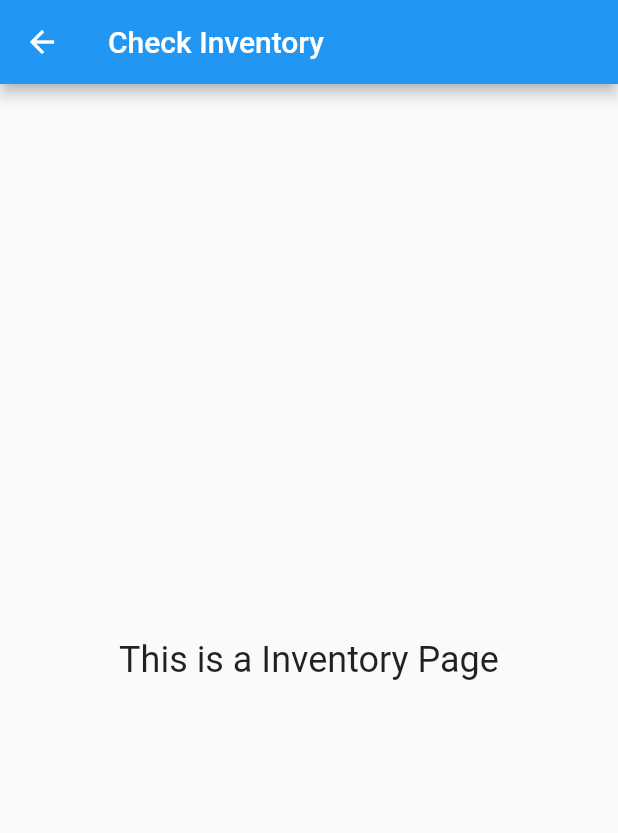
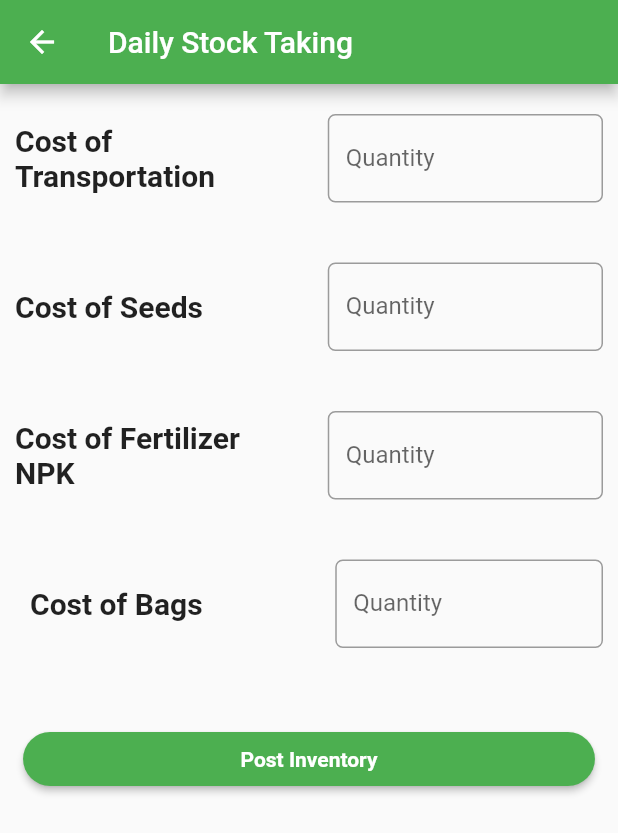
Before and after one commit to MagnificentRimsy/erg, a Flutter app: the InventoryPage screen opened directly, on a phone screen of 412 x 824 dp. Shown: the top 833 px of the screen. Run offline on Flutter 3.47's test engine with Material 2 defaults, Android fonts, the phone set to English and light mode, and no system bars; our stand-ins replace page_transition.

Commit message:
third commit

```diff
--- a/lib/InventoryPage.dart
+++ b/lib/InventoryPage.dart
@@ -10,14 +10,130 @@ void main() => runApp(
 
 
 class InventoryPage extends StatelessWidget {
+  final _minimumPadding = 5.0;
+
   @override
   Widget build(BuildContext context) {
     return Scaffold(
-      appBar: AppBar(title: Text('Check Inventory')),
-      body: Center(
-        child: Text(
-          'This is a Inventory Page',
-          style: TextStyle(fontSize: 24.0),
+      appBar: AppBar(title: Text('Daily Stock Taking'),
+      iconTheme: IconThemeData(color: Colors.white),
+      backgroundColor: Colors.green,
+      ),
+      body: Container(
+        child: ListView(
+          children: <Widget>[
+              //head
+              Padding(
+                padding: EdgeInsets.only(top: _minimumPadding * 4, bottom: 20, left: 10, right: 10),
+                child: Row(
+                children: <Widget>[
+                   Expanded(child:
+                    Text(
+                      'Cost of Transportation',
+                      style: TextStyle(fontSize: 20, fontWeight: FontWeight.bold, ),
+                      ),
+                  ),
+                  Container(width: 25,),
+                  Expanded(child: TextField(
+                    keyboardType: TextInputType.number,
+                    decoration: InputDecoration(
+                        labelText: 'Quantity',
+                        hintText: 'Enter Cost Quantity',
+                        border:OutlineInputBorder(borderRadius: BorderRadius.circular(5.0))
+                    ),
+                  )),
+
+
+                ],
+              )),
+
+              Padding(
+                padding: EdgeInsets.only(top:20, bottom: 20, left: 10, right: 10),
+                child: Row(
+                children: <Widget>[
+                   Expanded(child:
+                    Text(
+                      'Cost of Seeds',
+                      style: TextStyle(fontSize: 20, fontWeight: FontWeight.bold, ),
+                      ),
+                  ),
+                  Container(width: 25,),
+                  Expanded(child: TextField(
+                    keyboardType: TextInputType.number,
+                    decoration: InputDecoration(
+                        labelText: 'Quantity',
+                        hintText: 'Enter Cost Quantity',
+                        border:OutlineInputBorder(borderRadius: BorderRadius.circular(5.0))
+                    ),
+                  )),
+
+
+                ],
+              )),
+
+              Padding(
+                padding: EdgeInsets.only(top:20, bottom: 20, left: 10, right: 10),
+                child: Row(
+                children: <Widget>[
+                    Expanded(child:
+                    Text(
+                      'Cost of Fertilizer NPK',
+                      style: TextStyle(fontSize: 20, fontWeight: FontWeight.bold, ),
+                      ),
+                  ),
+                  Container(width: 25,),
+                  Expanded(child: TextField(
+                    keyboardType: TextInputType.number,
+                    decoration: InputDecoration(
+                        labelText: 'Quantity',
+                        hintText: 'Enter Cost Quantity',
+                        border:OutlineInputBorder(borderRadius: BorderRadius.circular(5.0))
+                    ),
+                  )),
+
+
+                ],
+              )),
+
+              Padding(
+                padding: EdgeInsets.only(top:20, bottom: 20, left: 20, right: 10),
+                child: Row(
+                children: <Widget>[
+                  Expanded(child:
+                    Text(
+                      'Cost of Bags',
+                      style: TextStyle(fontSize: 20, fontWeight: FontWeight.bold, ),
+                      ),
+                  ),
+                  Container(width: 25,),
+                  Expanded(child: TextField(
+                    keyboardType: TextInputType.number,
+                    decoration: InputDecoration(
+                        labelText: 'Quantity',
+                        hintText: 'Enter Cost Quantity',
+                        border:OutlineInputBorder(borderRadius: BorderRadius.circular(5.0))
+                    ),
+                  )),
+                ],
+              )),
+              SizedBox(height: 30,),
+                  Container(
+                    child: Center(
+                      child: RaisedButton(
+                        padding: EdgeInsets.fromLTRB(145, 10, 145, 10),
+                        color: Colors.green,
+                        child: Text("Post Inventory", style: TextStyle(color: Colors.white, fontWeight: FontWeight.bold, fontSize: 14), ),
+                        onPressed: () {
+                          Navigator.of(context).push(MaterialPageRoute(builder: (context) => InventoryPage()));
+                        },
+                        shape: RoundedRectangleBorder(
+                        borderRadius: BorderRadius.circular(50),
+                      ),
+                      ),
+                    ),
+                  ),
+
+          ],
         ),
       ),
     );
--- a/lib/LoginPage.dart
+++ b/lib/LoginPage.dart
@@ -14,7 +14,7 @@ class LoginPage extends StatelessWidget {
     return Scaffold(
       backgroundColor: Colors.white,
       body: Container(
-        child: Column(
+        child: ListView(
           children: <Widget>[
             Container(
               height: 250,
@@ -78,6 +78,7 @@ class LoginPage extends StatelessWidget {
                           )
                         ]
                     ),
+
                     child: Column(
                       children: <Widget>[
                         Container(
@@ -85,7 +86,7 @@ class LoginPage extends StatelessWidget {
                           decoration: BoxDecoration(
                               border: Border(bottom: BorderSide(color: Colors.grey[100]))
                           ),
-                          child: TextField(
+                           child: TextField(
                             decoration: InputDecoration(
                                 border: InputBorder.none,
                                 hintText: "example@mail.com",
@@ -94,8 +95,6 @@ class LoginPage extends StatelessWidget {
                           ),
 
                         ),
-
-
                         Container(
                           padding: EdgeInsets.all(8.0),
                           child: TextField(
@@ -111,14 +110,11 @@ class LoginPage extends StatelessWidget {
                   ),
                   SizedBox(height: 30,),
                   Container(
-
-
                     child: Center(
                       child: RaisedButton(
                         padding: EdgeInsets.fromLTRB(145, 10, 145, 10),
                         color: Colors.green,
                         child: Text("Login", style: TextStyle(color: Colors.white, fontWeight: FontWeight.bold, fontSize: 14), ),
-
                         onPressed: () {
                           Navigator.of(context).push(MaterialPageRoute(builder: (context) => InventoryPage()));
                         },
@@ -127,10 +123,8 @@ class LoginPage extends StatelessWidget {
                       ),
                       ),
                     ),
+                  ),
 
-
-
-                  ),
                   SizedBox(height: 20,),
                   Container(
                     padding: EdgeInsets.only(top: 1, left: 190.0),
--- a/lib/main.dart
+++ b/lib/main.dart
@@ -36,7 +36,7 @@ class _HomePageState extends State<HomePage> with TickerProviderStateMixin{
 
     _scaleController = AnimationController(
         vsync: this,
-        duration: Duration(milliseconds: 300)
+        duration: Duration(milliseconds: 200)
     );
 
     _scaleAnimation = Tween<double>(
@@ -49,7 +49,7 @@ class _HomePageState extends State<HomePage> with TickerProviderStateMixin{
 
     _widthController = AnimationController(
         vsync: this,
-        duration: Duration(milliseconds: 600)
+        duration: Duration(milliseconds: 400)
     );
 
     _widthAnimation = Tween<double>(
@@ -63,7 +63,7 @@ class _HomePageState extends State<HomePage> with TickerProviderStateMixin{
 
     _positionController = AnimationController(
         vsync: this,
-        duration: Duration(milliseconds: 1000)
+        duration: Duration(milliseconds: 400)
     );
 
     _positionAnimation = Tween<double>(
@@ -80,7 +80,7 @@ class _HomePageState extends State<HomePage> with TickerProviderStateMixin{
 
     _scale2Controller = AnimationController(
         vsync: this,
-        duration: Duration(milliseconds: 300)
+        duration: Duration(milliseconds: 400)
     );
 
     _scale2Animation = Tween<double>(
@@ -105,20 +105,7 @@ class _HomePageState extends State<HomePage> with TickerProviderStateMixin{
         width: double.infinity,
         child: Stack(
           children: <Widget>[
-            Positioned(
-              top: -50,
-              left: 0,
-              child: FadeAnimation(1, Container(
-                width: width,
-                height: 400,
-                decoration: BoxDecoration(
-                    image: DecorationImage(
-                        image: AssetImage('assets/images/one.png'),
-                        fit: BoxFit.cover
-                    )
-                ),
-              )),
-            ),
+
             Positioned(
               top: 100,
               left: 30,
@@ -133,34 +120,13 @@ class _HomePageState extends State<HomePage> with TickerProviderStateMixin{
                 ),
               )),
             ),
-            Positioned(
-              top: -150,
-              left: 0,
-              child: FadeAnimation(1.6, Container(
-                width: width,
-                height: 400,
-                decoration: BoxDecoration(
-                    image: DecorationImage(
-                        image: AssetImage('assets/images/one.png'),
-                        fit: BoxFit.cover
-                    )
-                ),
-              )),
-            ),
+
             Container(
               padding: EdgeInsets.all(20.0),
               child: Column(
                 mainAxisAlignment: MainAxisAlignment.end,
                 crossAxisAlignment: CrossAxisAlignment.start,
                 children: <Widget>[
-
-
-//                  FadeAnimation(1, Text("Welcome",
-//                    style: TextStyle(color: Colors.white, fontSize: 50),)),
-//                  SizedBox(height: 15,),
-//                  FadeAnimation(1.3, Text("To ERG-AGRO Limited. Lets get started.",
-//                    style: TextStyle(color: Colors.white.withOpacity(.7), height: 1.4, fontSize: 20),)),
-//                  SizedBox(height: 180,),
                   FadeAnimation(1.6, AnimatedBuilder(
                     animation: _scaleController,
                     builder: (context, child) => Transform.scale(
```
Also changed, not shown: flutter_01.png (added).
